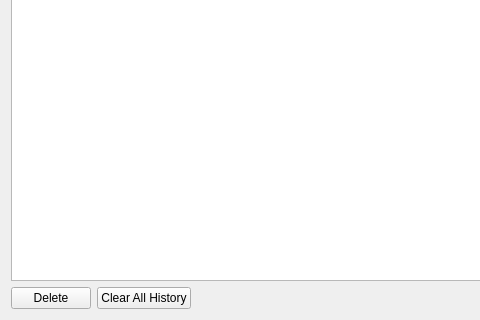
Qt form src/lib/history/historymanager.ui (tenrok/kclient3) before a commit; both pictures show x 0 to 480 and y 227 to 547 of the 735 by 547 pixel window.
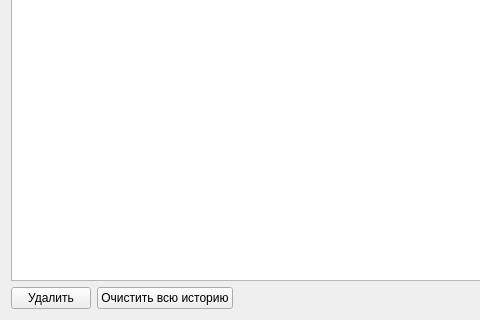
The same form after that commit. Custom widgets are drawn as their Qt base class.

Diff of the .ui file:
```diff
--- a/src/lib/history/historymanager.ui
+++ b/src/lib/history/historymanager.ui
@@ -17,14 +17,14 @@
    <item row="1" column="0">
     <widget class="QPushButton" name="deleteB">
      <property name="text">
-      <string>Delete</string>
+      <string>Удалить</string>
      </property>
     </widget>
    </item>
    <item row="1" column="1">
     <widget class="QPushButton" name="clearAll">
      <property name="text">
-      <string>Clear All History</string>
+      <string>Очистить всю историю</string>
      </property>
     </widget>
    </item>
```
Left out of the diff: 2 changed lines with no effect on the pictures.
